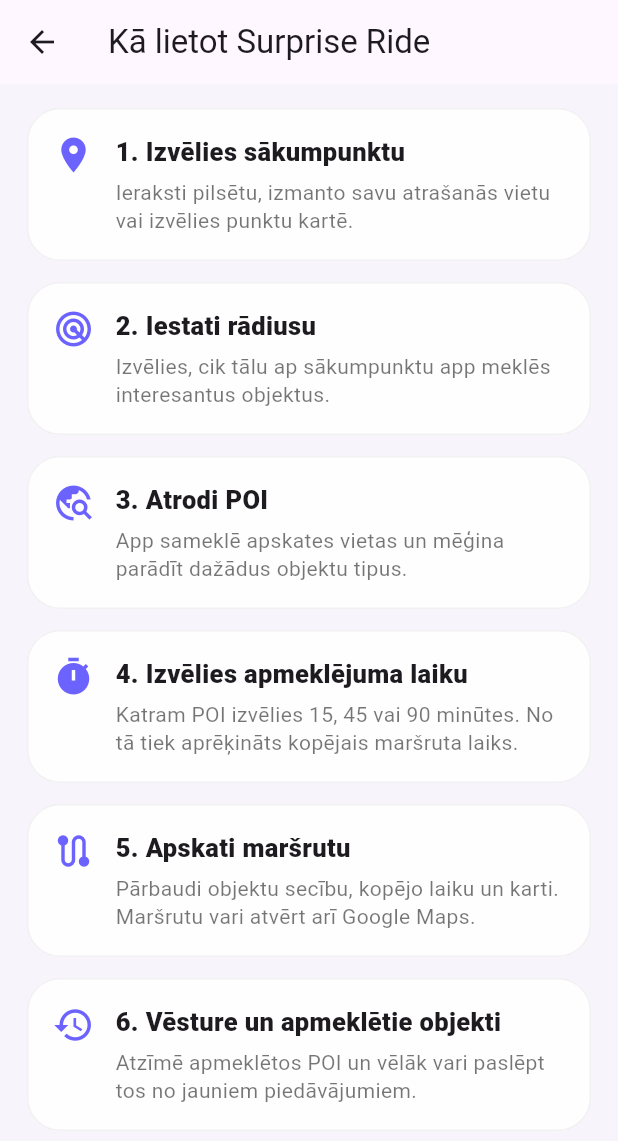
After one commit to egilskarklins-byte/surprise_ride, a Flutter app: the screen it shows after launch, after a tap on the "help outline" icon, on a phone screen of 412 x 824 dp. The commit adds this screen. Shown: the top 1141 px of the screen. Run offline on Flutter 3.47's test engine with Material 3 defaults, Android fonts, the phone set to English and light mode, and no system bars; our stand-ins replace flutter_map, geolocator, latlong2, shared_preferences.

Commit message:
Add saved routes history and help screen

```diff
--- /dev/null
+++ b/lib/screens/surprise/help_screen.dart
@@ -0,0 +1,107 @@
+import 'package:flutter/material.dart';
+
+class HelpScreen extends StatelessWidget {
+  const HelpScreen({super.key});
+
+  @override
+  Widget build(BuildContext context) {
+    return Scaffold(
+      backgroundColor: const Color(0xFFF7F4FB),
+      appBar: AppBar(
+        title: const Text('Kā lietot Surprise Ride'),
+      ),
+      body: ListView(
+        padding: const EdgeInsets.fromLTRB(18, 16, 18, 28),
+        children: const [
+          _HelpStep(
+            icon: Icons.place,
+            title: '1. Izvēlies sākumpunktu',
+            text: 'Ieraksti pilsētu, izmanto savu atrašanās vietu vai izvēlies punktu kartē.',
+          ),
+          _HelpStep(
+            icon: Icons.radar,
+            title: '2. Iestati rādiusu',
+            text: 'Izvēlies, cik tālu ap sākumpunktu app meklēs interesantus objektus.',
+          ),
+          _HelpStep(
+            icon: Icons.travel_explore,
+            title: '3. Atrodi POI',
+            text: 'App sameklē apskates vietas un mēģina parādīt dažādus objektu tipus.',
+          ),
+          _HelpStep(
+            icon: Icons.timer,
+            title: '4. Izvēlies apmeklējuma laiku',
+            text: 'Katram POI izvēlies 15, 45 vai 90 minūtes. No tā tiek aprēķināts kopējais maršruta laiks.',
+          ),
+          _HelpStep(
+            icon: Icons.route,
+            title: '5. Apskati maršrutu',
+            text: 'Pārbaudi objektu secību, kopējo laiku un karti. Maršrutu vari atvērt arī Google Maps.',
+          ),
+          _HelpStep(
+            icon: Icons.history,
+            title: '6. Vēsture un apmeklētie objekti',
+            text: 'Atzīmē apmeklētos POI un vēlāk vari paslēpt tos no jauniem piedāvājumiem.',
+          ),
+        ],
+      ),
+    );
+  }
+}
+
+class _HelpStep extends StatelessWidget {
+  final IconData icon;
+  final String title;
+  final String text;
+
+  const _HelpStep({
+    required this.icon,
+    required this.title,
+    required this.text,
+  });
+
+  @override
+  Widget build(BuildContext context) {
+    return Container(
+      margin: const EdgeInsets.only(bottom: 14),
+      padding: const EdgeInsets.all(16),
+      decoration: BoxDecoration(
+        color: Colors.white.withValues(alpha: 0.92),
+        borderRadius: BorderRadius.circular(22),
+        border: Border.all(
+          color: Colors.black.withValues(alpha: 0.05),
+        ),
+      ),
+      child: Row(
+        crossAxisAlignment: CrossAxisAlignment.start,
+        children: [
+          Icon(icon, color: Color(0xFF6C63FF), size: 28),
+          SizedBox(width: 14),
+          Expanded(
+            child: Column(
+              crossAxisAlignment: CrossAxisAlignment.start,
+              children: [
+                Text(
+                  title,
+                  style: TextStyle(
+                    fontSize: 17,
+                    fontWeight: FontWeight.w800,
+                  ),
+                ),
+                SizedBox(height: 6),
+                Text(
+                  text,
+                  style: TextStyle(
+                    fontSize: 14,
+                    height: 1.35,
+                    color: Colors.black54,
+                  ),
+                ),
+              ],
+            ),
+          ),
+        ],
+      ),
+    );
+  }
+}
--- a/lib/screens/surprise/input_screen.dart
+++ b/lib/screens/surprise/input_screen.dart
@@ -1,5 +1,5 @@
 import 'dart:async';
-
+import 'help_screen.dart';
 import 'package:flutter/material.dart';
 import 'package:geolocator/geolocator.dart';
 
@@ -9,6 +9,7 @@ import '../../services/surprise_poi_service.dart';
 import 'history_stats_screen.dart';
 import 'pick_start_on_map_screen.dart';
 import 'surprise_poi_results_screen.dart';
+import 'saved_routes_screen.dart';
 
 class SurpriseInputScreen extends StatefulWidget {
   const SurpriseInputScreen({super.key});
@@ -531,6 +532,30 @@ class _SurpriseInputScreenState extends State<SurpriseInputScreen>
             tooltip: 'Mana vēsture',
             onPressed: _openHistoryStats,
           ),
+          IconButton(
+            icon: const Icon(Icons.route),
+            tooltip: 'Mani maršruti',
+            onPressed: () {
+              Navigator.push(
+                context,
+                MaterialPageRoute(
+                  builder: (_) => const SavedRoutesScreen(),
+                ),
+              );
+            },
+          ),
+          IconButton(
+            icon: const Icon(Icons.help_outline),
+            tooltip: 'Palīdzība',
+            onPressed: () {
+              Navigator.push(
+                context,
+                MaterialPageRoute(
+                  builder: (_) => const HelpScreen(),
+                ),
+              );
+            },
+          ),
         ],
       ),
       body: Container(
```
Also changed, not shown: lib/screens/surprise/saved_routes_screen.dart (added, +149 -0 lines), lib/screens/surprise/surprise_poi_results_screen.dart (+56 -23 lines), lib/services/route_history_service.dart (added, +139 -0 lines).
